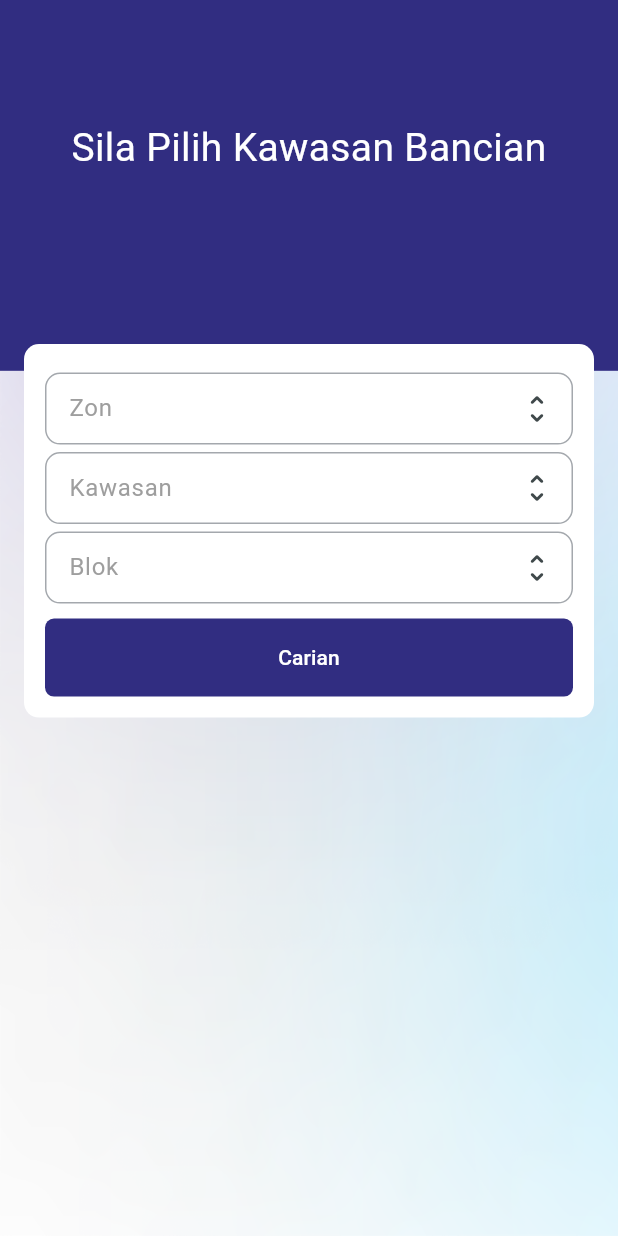
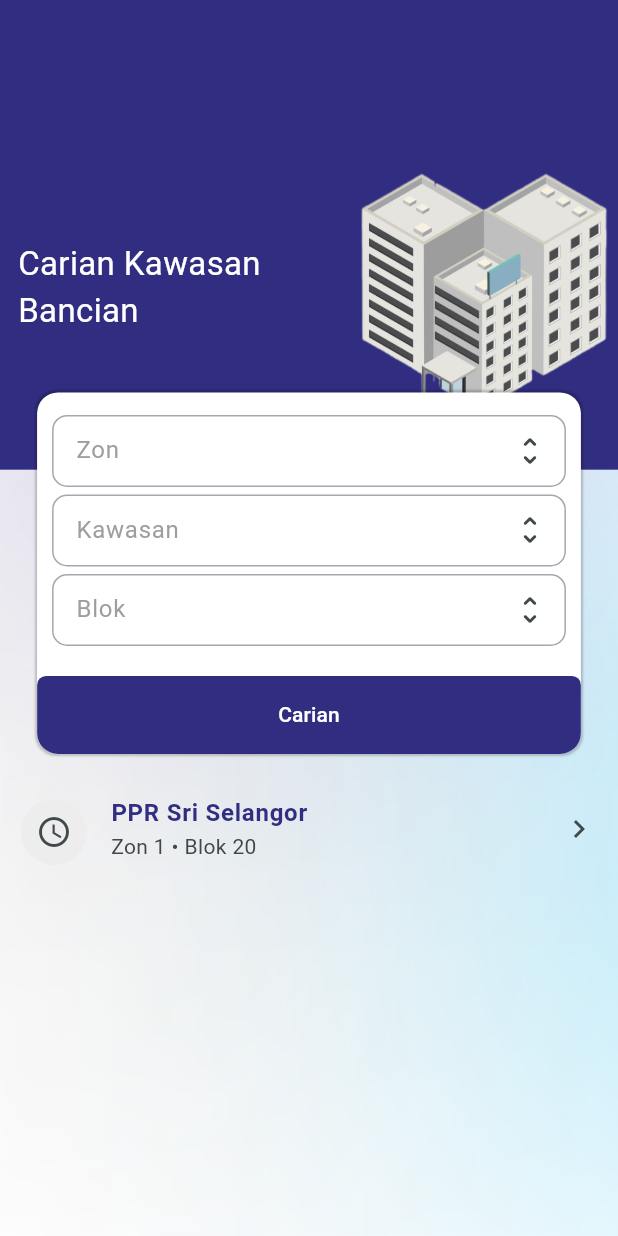
Before and after one commit to VistaKencana/ERUMAH_CENSUS, a Flutter app: the ActivityScreen screen opened directly, on a phone screen of 412 x 824 dp. Run offline on Flutter 3.47's test engine with Material 3 defaults, Android fonts, the phone set to English and light mode, and no system bars; our stand-ins replace camera, flutter_easyloading, page_transition, permission_handler; missing offline and left inert: flutter_document_scanner, qr_code_scanner.

Commit message:
add new refreshing UI

```diff
--- a/lib/config/constants/app_images.dart
+++ b/lib/config/constants/app_images.dart
@@ -4,6 +4,7 @@ enum AppImages {
   icLock(path: "assets/images/icon_lock.png"),
   icLogMasuk(path: "assets/images/log_masuk.png"),
   bg(path: "assets/images/background.png"),
+  apartment(path: "assets/images/apartment.png"),
   //
   insertCard(path: "assets/images/inseert_card.png"),
   successCard(path: "assets/images/success_card.png"),
--- a/lib/config/constants/app_size.dart
+++ b/lib/config/constants/app_size.dart
@@ -21,7 +21,13 @@ class AppSize {
 
   double getGridAspectRatio() {
     final isMobile = screenWidth! < 400;
+    final isBigTablet = screenWidth! > 490;
     const mRatio = 16 / 8;
-    return isMobile ? mRatio : 16 / 4.2;
+    const smallTabRatio = 16 / 4.2;
+    return isMobile
+        ? mRatio
+        : isBigTablet
+            ? 16 / 6
+            : smallTabRatio;
   }
 }
--- a/lib/config/routes/routes_generator.dart
+++ b/lib/config/routes/routes_generator.dart
@@ -27,7 +27,7 @@ class RoutesGenerator {
             child: const HomeScreen());
       case RoutesName.activitySearch:
         return PageTransition(
-            type: PageTransitionType.bottomToTop,
+            type: PageTransitionType.rightToLeft,
             settings: const RouteSettings(name: RoutesName.activitySearch),
             child: const ActivitySearchScreen());
       default:
--- a/lib/screens/activity/activity_screen.dart
+++ b/lib/screens/activity/activity_screen.dart
@@ -1,6 +1,7 @@
 import 'package:eperumahan_bancian/components/bg_image.dart';
 import 'package:eperumahan_bancian/components/custom_textfield.dart';
 import 'package:eperumahan_bancian/config/constants/app_colors.dart';
+import 'package:eperumahan_bancian/config/constants/app_images.dart';
 import 'package:eperumahan_bancian/config/routes/routes_name.dart';
 import 'package:flutter/material.dart';
 
@@ -24,9 +25,10 @@ class _ActivityScreenState extends State<ActivityScreen> {
             mainAxisAlignment: MainAxisAlignment.center,
             children: [
               SizedBox(
-                height: size.height * 0.6,
+                height: size.height * 0.61,
                 // color: Colors.amber,
-                child: Stack(
+                child: LayoutBuilder(builder: (context, constraint) {
+                  return Stack(
                     alignment: Alignment.bottomCenter,
                     children: [
                       Positioned(
@@ -34,30 +36,54 @@ class _ActivityScreenState extends State<ActivityScreen> {
                         left: 0,
                         right: 0,
                         child: Container(
-                        height: size.height * 0.3,
-                        padding: const EdgeInsets.only(top: 80),
+                            height: size.height * 0.38,
+                            padding: const EdgeInsets.only(
+                                top: 80, left: 12, right: 4, bottom: 10),
                             color: AppColors.primary.color,
-                        child: const Text(
-                          "Sila Pilih Kawasan Bancian",
-                          textAlign: TextAlign.center,
-                          style: TextStyle(fontSize: 26, color: Colors.white),
+                            child: Row(
+                              children: [
+                                const Expanded(
+                                  child: Text(
+                                    "Carian Kawasan \nBancian",
+                                    style: TextStyle(
+                                        fontSize: 22, color: Colors.white),
                                   ),
                                 ),
+                                Image.asset(
+                                  AppImages.apartment.path,
+                                  scale: 16 / 6,
+                                )
+                              ],
+                            )),
                       ),
                       Positioned(
                           child: Container(
-                      margin: const EdgeInsets.all(16),
-                      padding: const EdgeInsets.all(14),
+                        margin: EdgeInsets.only(
+                            left: constraint.maxWidth * .06,
+                            right: constraint.maxWidth * .06),
+                        clipBehavior: Clip.antiAlias,
                         decoration: BoxDecoration(
                             color: Colors.white,
-                          borderRadius: BorderRadius.circular(10)),
+                            boxShadow: [
+                              BoxShadow(
+                                  spreadRadius: 1,
+                                  color: Colors.black.withOpacity(0.2),
+                                  blurRadius: 0.5)
+                            ],
+                            borderRadius: BorderRadius.circular(14)),
                         child: Column(
                           mainAxisSize: MainAxisSize.min,
                           children: [
-                          ...List.generate(
+                            Padding(
+                              padding: const EdgeInsets.all(10),
+                              child: Column(
+                                children: List.generate(
                                     dropdown.length,
                                     (index) => _dropdownField(
-                                  hintText: dropdown[index], onTap: () {})),
+                                        hintText: dropdown[index],
+                                        onTap: () {})),
+                              ),
+                            ),
                             const SizedBox(height: 10),
                             SizedBox(
                               width: double.maxFinite,
@@ -70,33 +96,11 @@ class _ActivityScreenState extends State<ActivityScreen> {
                         ),
                       ))
                     ],
+                  );
+                }),
               ),
-              ),
-
-              // const Center(
-              //   child: Text(
-              //     "Sila Pilih Kawasan Bancian",
-              //     textAlign: TextAlign.center,
-              //     style: TextStyle(fontSize: 26),
-              //   ),
-              // ),
-              // const SearchTextField(),
-              // ListView.builder(
-              //     shrinkWrap: true,
-              //     padding: EdgeInsets.zero,
-              //     physics: const NeverScrollableScrollPhysics(),
-              //     itemCount: dropdown.length,
-              //     itemBuilder: (_, index) =>
-              //         _dropdownField(hintText: dropdown[index], onTap: () {})),
-              // ElevatedButton(
-              //     onPressed: () => _go(const ActivitySearchScreen()),
-              //     child: const Text("Carian")),
-              // _divider(),
-              // ElevatedButton(
-              //     onPressed: () {
-              //       _go(const QrCodeScannerWidget());
-              //     },
-              //     child: const Text("QR Scan Code")),
+              const SizedBox(height: 14),
+              _recentTile(),
             ],
           ),
         ),
@@ -118,18 +122,26 @@ class _ActivityScreenState extends State<ActivityScreen> {
     );
   }
 
-  // _divider() {
-  //   return Row(
-  //     children: [
-  //       Expanded(
-  //           child: Divider(endIndent: 20, color: AppColors.dimmedPurple.color)),
-  //       Text(
-  //         "atau",
-  //         style: TextStyle(color: AppColors.dimmedPurple.color),
-  //       ),
-  //       Expanded(
-  //           child: Divider(indent: 20, color: AppColors.dimmedPurple.color)),
-  //     ],
-  //   );
-  // }
+  _recentTile() {
+    return ListTile(
+        onTap: _goToList,
+        minLeadingWidth: 0,
+        leading: Container(
+          decoration: BoxDecoration(
+            color: AppColors.midGrey.color,
+            shape: BoxShape.circle,
+          ),
+          padding: const EdgeInsets.all(10),
+          margin: const EdgeInsets.only(top: 4),
+          child: const Icon(Icons.schedule),
+        ),
+        contentPadding: const EdgeInsets.symmetric(horizontal: 14),
+        title: Text(
+          "PPR Sri Selangor",
+          style: TextStyle(
+              fontWeight: FontWeight.bold, color: AppColors.primary.color),
+        ),
+        subtitle: const Text("Zon 1 • Blok 20"),
+        trailing: const Icon(Icons.chevron_right));
   }
+}
--- a/lib/screens/bancian-forms/bancian_tingkat_modal.dart
+++ b/lib/screens/bancian-forms/bancian_tingkat_modal.dart
@@ -35,7 +35,7 @@ class _BancianTingkatModalState extends State<BancianTingkatModal> {
             const Padding(
               padding: EdgeInsets.only(left: 12, top: 28, bottom: 18),
               child: Text(
-                'Status kompaun',
+                'Pilih Tingkat',
                 style: TextStyle(fontWeight: FontWeight.bold, fontSize: 24),
               ),
             ),
--- a/lib/services/doc_scanner.dart
+++ b/lib/services/doc_scanner.dart
@@ -1,7 +1,6 @@
-import 'dart:typed_data';
-
 import 'package:eperumahan_bancian/components/custom_appbar.dart';
 import 'package:flutter/material.dart';
+import 'package:flutter/services.dart';
 import 'package:flutter_document_scanner/flutter_document_scanner.dart';
 
 class DocScanner extends StatefulWidget {
@@ -18,7 +17,15 @@ class _DocScannerState extends State<DocScanner> {
   @override
   void dispose() {
     _controller.dispose();
+    enforcePortraitMode();
     super.dispose();
+  }
+
+  void enforcePortraitMode() {
+    SystemChrome.setPreferredOrientations([
+      DeviceOrientation.portraitUp,
+      DeviceOrientation.portraitDown,
+    ]);
   }
 
   @override
```
Also changed, not shown: assets/images/apartment.png (added). Lines whose indentation alone changed are shown as unchanged.
